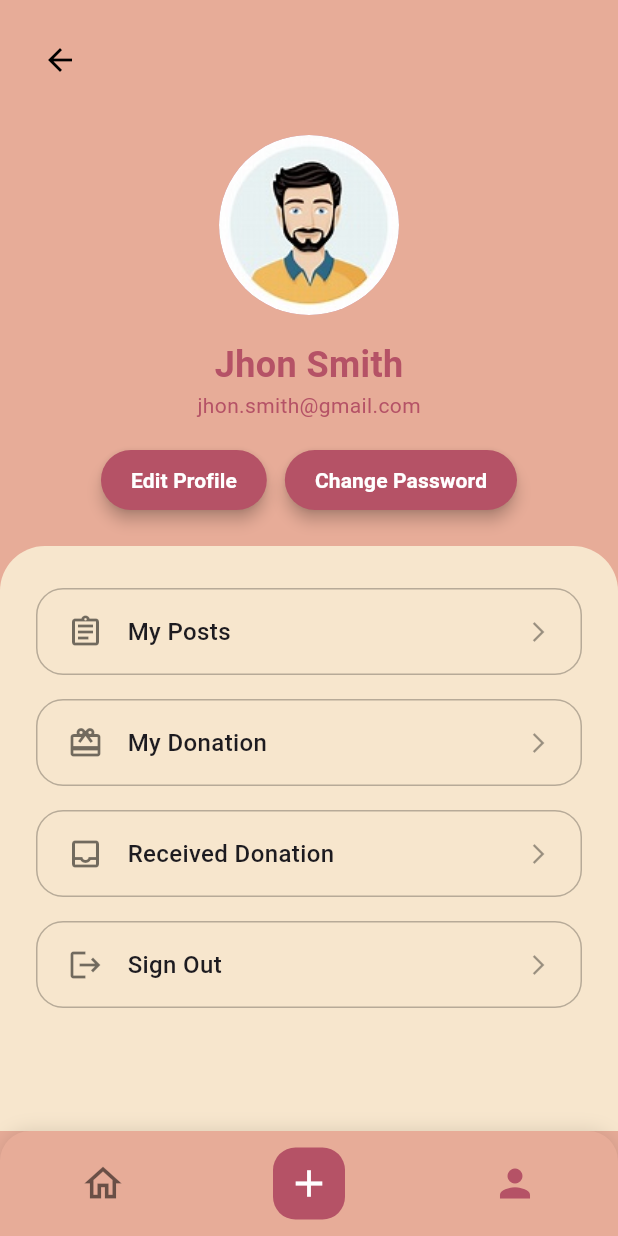
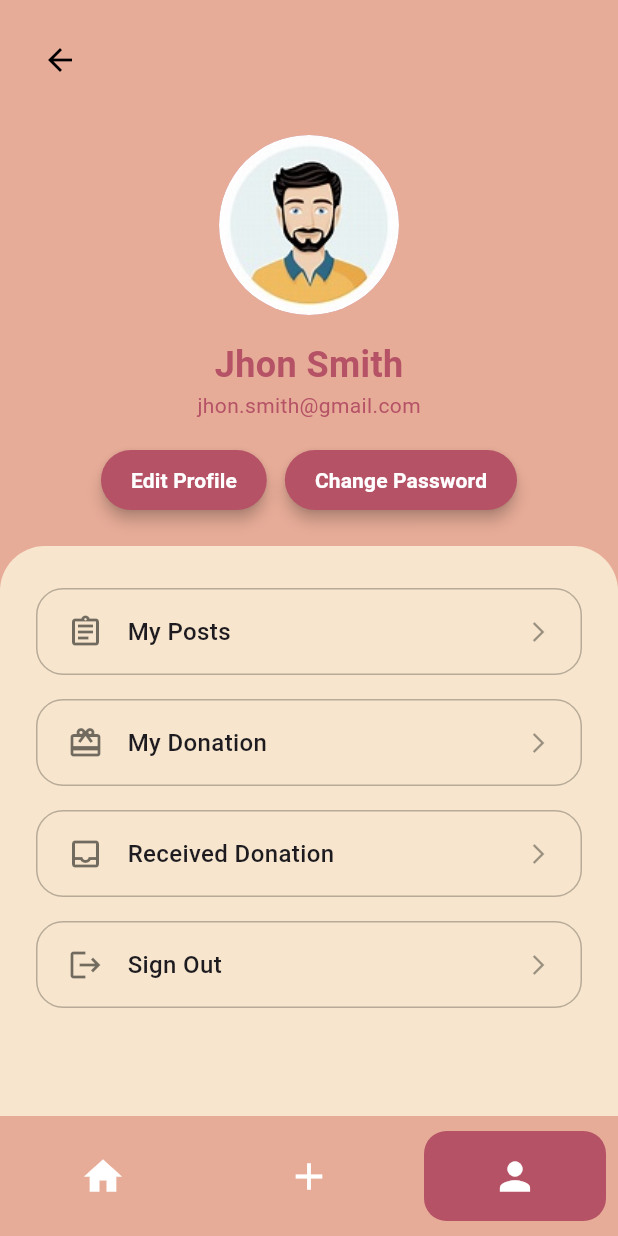
Before and after one commit to Nensi-Devani/kindora, a Flutter app: the ProfileScreen screen opened directly, on a phone screen of 412 x 824 dp. Run offline on Flutter 3.47's test engine with Material 3 defaults, Android fonts, the phone set to English and light mode, and no system bars.

Commit message:
change bottom navigation bar

```diff
--- a/lib/screens/profile_screen.dart
+++ b/lib/screens/profile_screen.dart
@@ -5,6 +5,8 @@ import 'package:kindora/screens/my_donation_screen.dart';
 import 'package:kindora/screens/my_posts_screen.dart';
 import 'package:kindora/screens/received_donation_screen.dart';
 import 'package:kindora/screens/signin_screen.dart';
+import 'package:kindora/screens/home_screen.dart';
+import 'package:kindora/screens/new_post_screen.dart';
 import '../app_theme/app_colors.dart';
 
 class ProfileScreen extends StatefulWidget {
@@ -15,11 +17,8 @@ class ProfileScreen extends StatefulWidget {
 }
 
 class _ProfileScreenState extends State<ProfileScreen> {
-  // Dummy profile data
   final String userName = 'Jhon Smith';
   final String userEmail = 'jhon.smith@gmail.com';
-
-  // --- LOGOUT VALIDATION/CONFIRMATION (The requested validation) ---
 
   Future<void> _showLogoutConfirmation() async {
     final bool confirm =
@@ -28,7 +27,7 @@ class _ProfileScreenState extends State<ProfileScreen> {
               barrierDismissible: false,
               builder: (BuildContext context) {
                 return AlertDialog(
-              backgroundColor: AppColors.lightBackground, // Match screen theme
+                  backgroundColor: AppColors.lightBackground,
                   shape: RoundedRectangleBorder(
                     borderRadius: BorderRadius.circular(16),
                   ),
@@ -60,15 +59,13 @@ class _ProfileScreenState extends State<ProfileScreen> {
     if (confirm) {
       Navigator.pushAndRemoveUntil(
         context,
-        MaterialPageRoute(builder: (context) => SignInScreen()),
+        MaterialPageRoute(builder: (context) => const SignInScreen()),
         (Route<dynamic> route) => false,
       );
     } else {
-      print('Action: Log Out cancelled');
+      debugPrint('Action: Log Out cancelled');
     }
   }
-
-  // --- BUILD WIDGETS ---
 
   Widget _buildListTile({
     required IconData icon,
@@ -78,14 +75,9 @@ class _ProfileScreenState extends State<ProfileScreen> {
     return Padding(
       padding: const EdgeInsets.symmetric(vertical: 8.0, horizontal: 24.0),
       child: Material(
-        // ******************************************************
-        // FIX: Changed the background color from Colors.white to AppColors.lightBackground
-        // to match the surrounding card color and removed the elevation.
-        // ******************************************************
         color: AppColors.lightBackground,
         borderRadius: BorderRadius.circular(18),
-        elevation:
-            0, // Removed elevation to flatten the tile against the background
+        elevation: 0,
         child: InkWell(
           onTap: onTap,
           borderRadius: BorderRadius.circular(18),
@@ -94,7 +86,6 @@ class _ProfileScreenState extends State<ProfileScreen> {
               vertical: 16.0,
               horizontal: 20.0,
             ),
-            // The border matches the design's inner tile appearance
             decoration: BoxDecoration(
               border: Border.all(color: Colors.black26),
               borderRadius: BorderRadius.circular(18),
@@ -149,23 +140,18 @@ class _ProfileScreenState extends State<ProfileScreen> {
     final size = MediaQuery.of(context).size;
 
     return Scaffold(
-      // Changed scaffold background to match the top header color for a smooth transition
       backgroundColor: AppColors.secondaryBackground,
       body: Stack(
         children: [
-          // 1. Top Curved Header Background (secondaryBackground)
           Container(
             height: size.height * 0.35,
             decoration: const BoxDecoration(
               color: AppColors.secondaryBackground,
             ),
           ),
-
-          // 2. Main Scrollable Content
           SingleChildScrollView(
             child: Column(
               children: [
-                // Custom AppBar / Back button
                 SafeArea(
                   child: Padding(
                     padding: const EdgeInsets.all(16.0),
@@ -173,22 +159,18 @@ class _ProfileScreenState extends State<ProfileScreen> {
                       alignment: Alignment.topLeft,
                       child: IconButton(
                         icon: const Icon(Icons.arrow_back, color: Colors.black),
-                        onPressed: () => print('Back button pressed'),
+                        onPressed: () => debugPrint('Back button pressed'),
                       ),
                     ),
                   ),
                 ),
-
-                // Profile Header (Avatar, Name, Email, Buttons)
                 Padding(
                   padding: const EdgeInsets.only(top: 10.0, bottom: 20.0),
                   child: Column(
                     children: [
-                      // Profile Picture
                       CircleAvatar(
                         radius: 60,
                         backgroundColor: AppColors.primaryButton,
-                        // Placeholder image from the prompt
                         child: ClipOval(
                           child: Image.asset(
                             'assets/images/user.jpeg',
@@ -204,7 +186,6 @@ class _ProfileScreenState extends State<ProfileScreen> {
                         ),
                       ),
                       const SizedBox(height: 16),
-                      // Name and Email
                       Text(
                         userName,
                         style: const TextStyle(
@@ -221,7 +202,6 @@ class _ProfileScreenState extends State<ProfileScreen> {
                         ),
                       ),
                       const SizedBox(height: 16),
-                      // Action Buttons
                       Row(
                         mainAxisAlignment: MainAxisAlignment.center,
                         children: [
@@ -253,8 +233,6 @@ class _ProfileScreenState extends State<ProfileScreen> {
                     ],
                   ),
                 ),
-
-                // Main List Card Container (lightBackground)
                 Container(
                   width: size.width,
                   height: size.height,
@@ -269,7 +247,7 @@ class _ProfileScreenState extends State<ProfileScreen> {
                     padding: const EdgeInsets.only(
                       top: 20.0,
                       bottom: 100.0,
-                    ), // Padding for the bottom nav bar
+                    ),
                     child: Column(
                       children: [
                         _buildListTile(
@@ -311,8 +289,7 @@ class _ProfileScreenState extends State<ProfileScreen> {
                         _buildListTile(
                           icon: Icons.logout,
                           title: 'Sign Out',
-                          onTap:
-                              _showLogoutConfirmation, // Calls the confirmation dialog
+                          onTap: _showLogoutConfirmation,
                         ),
                       ],
                     ),
@@ -323,42 +300,84 @@ class _ProfileScreenState extends State<ProfileScreen> {
           ),
         ],
       ),
-      // --- Bottom Navigation Bar (Fixed at the bottom) ---
-      bottomNavigationBar: Container(
-        height: 70,
-        decoration: const BoxDecoration(
+
+      // ✅ Bottom Navigation Bar
+      bottomNavigationBar: _buildBottomNavBar(context),
+    );
+  }
+
+  // --- Bottom Navigation Bar ---
+  Widget _buildBottomNavBar(BuildContext context) {
+    return Container(
+      height: 80,
+      decoration: BoxDecoration(
         color: AppColors.secondaryBackground,
-          borderRadius: BorderRadius.only(
+        borderRadius: const BorderRadius.only(
           topLeft: Radius.circular(20),
           topRight: Radius.circular(20),
         ),
-          boxShadow: [BoxShadow(color: Colors.black12, blurRadius: 10)],
       ),
       child: Row(
         mainAxisAlignment: MainAxisAlignment.spaceAround,
         children: [
-            IconButton(
-              icon: const Icon(Icons.home_outlined, size: 30),
-              color: Colors.black54,
-              onPressed: () => print('Nav: Home'),
+          _navItem(
+            Icons.home,
+            false,
+            AppColors.primaryButton,
+            () {
+              Navigator.pushReplacement(
+                context,
+                MaterialPageRoute(builder: (context) => const HomeScreen()),
+              );
+            },
           ),
-            Container(
-              decoration: BoxDecoration(
-                color: AppColors.primaryButton,
-                borderRadius: BorderRadius.circular(15),
+          _navItem(
+            Icons.add,
+            false,
+            AppColors.primaryButton,
+            () {
+              Navigator.pushReplacement(
+                context,
+                MaterialPageRoute(builder: (context) => const NewPostScreen()),
+              );
+            },
           ),
-              child: IconButton(
-                icon: const Icon(Icons.add, size: 30),
-                color: Colors.white,
-                onPressed: () => print('Nav: Add Post'),
-              ),
-            ),
-            IconButton(
-              icon: const Icon(Icons.person, size: 30),
-              color: AppColors.primaryButton, // Highlight current tab
-              onPressed: () => print('Nav: Profile'),
+          _navItem(
+            Icons.person,
+            true,
+            AppColors.primaryButton,
+            () {
+              debugPrint('Already on Profile Screen');
+            },
           ),
         ],
+      ),
+    );
+  }
+
+  Widget _navItem(
+    IconData icon,
+    bool isSelected,
+    Color activeColor,
+    VoidCallback onPressed,
+  ) {
+    return Expanded(
+      child: GestureDetector(
+        onTap: onPressed,
+        child: Container(
+          margin: const EdgeInsets.symmetric(vertical: 10, horizontal: 8),
+          decoration: isSelected
+              ? BoxDecoration(
+                  color: activeColor,
+                  borderRadius: BorderRadius.circular(15),
+                )
+              : null,
+          child: Column(
+            mainAxisAlignment: MainAxisAlignment.center,
+            children: [
+              Icon(icon, color: Colors.white, size: 30),
+            ],
+          ),
         ),
       ),
     );
```
Lines whose indentation alone changed are shown as unchanged.
